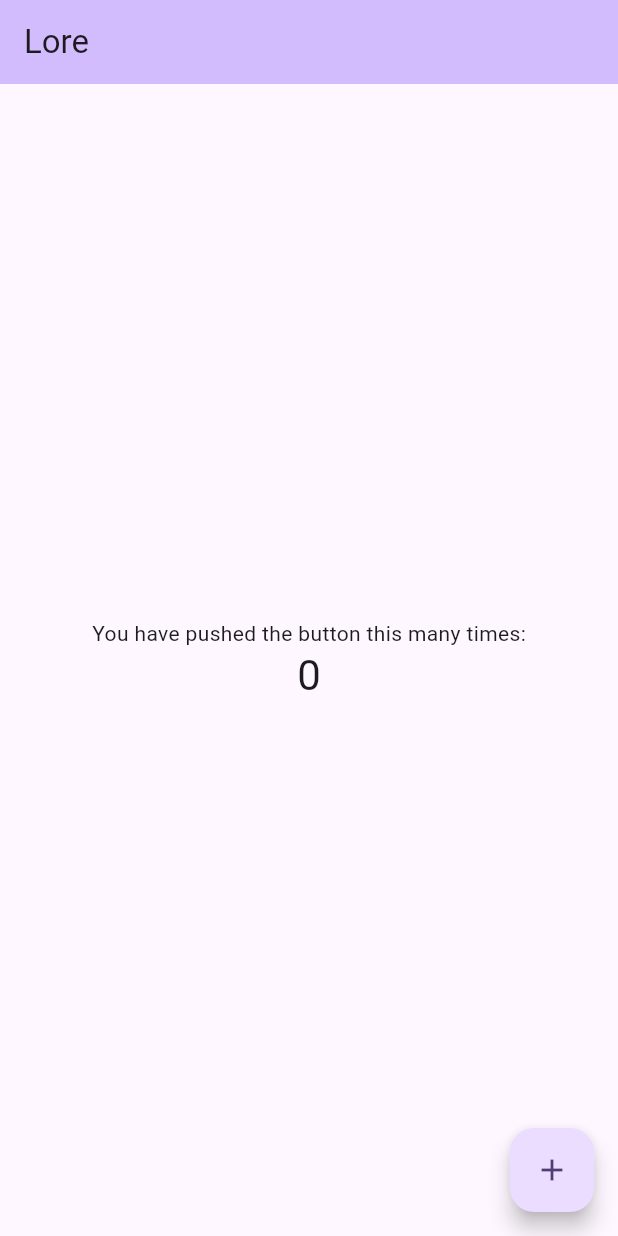
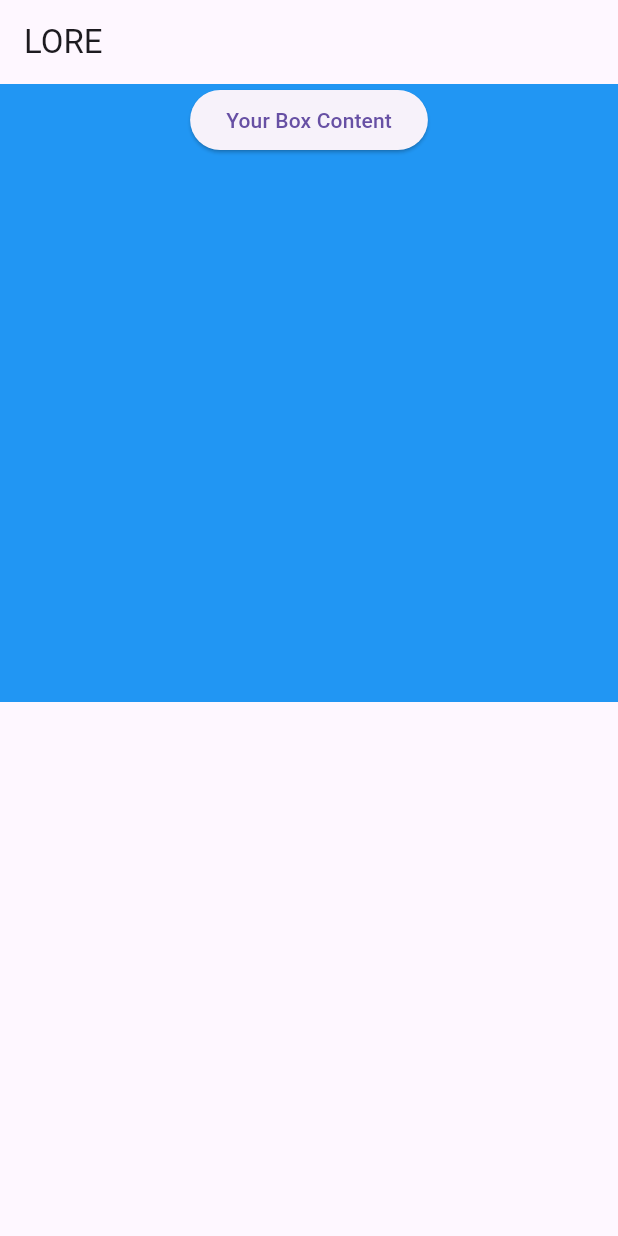
Before and after one commit to BlakeBarrett/Lore, a Flutter app: the screen it shows after launch, on a phone screen of 412 x 824 dp. Run offline on Flutter 3.47's test engine with Material 3 defaults, Android fonts, the phone set to English and light mode, and no system bars; our stand-ins replace flutter_svg.

Commit message:
Scaffold based UI.

```diff
--- a/lib/conversation_list.dart
+++ b/lib/conversation_list.dart
@@ -15,7 +15,7 @@ class ConversationViewModel {
 @immutable
 class ChatWidget extends StatefulWidget {
   final List<ConversationViewModel> values;
-  const ChatWidget({Key? key, required this.values}) : super(key: key);
+  const ChatWidget({super.key, required this.values});
   @override
   _ChatWidgetState createState() => _ChatWidgetState(conversations: values);
 }
--- a/lib/main.dart
+++ b/lib/main.dart
@@ -1,125 +1,114 @@
 import 'package:flutter/material.dart';
 
 void main() {
-  runApp(const LoreApp());
+  runApp(const MyApp());
 }
 
-class LoreApp extends StatelessWidget {
-  const LoreApp({super.key});
+class MyApp extends StatelessWidget {
+  const MyApp({super.key});
 
-  // This widget is the root of your application.
   @override
   Widget build(BuildContext context) {
-    return MaterialApp(
-      title: 'Lore',
-      theme: ThemeData(
-        // This is the theme of your application.
-        //
-        // TRY THIS: Try running your application with "flutter run". You'll see
-        // the application has a purple toolbar. Then, without quitting the app,
-        // try changing the seedColor in the colorScheme below to Colors.green
-        // and then invoke "hot reload" (save your changes or press the "hot
-        // reload" button in a Flutter-supported IDE, or press "r" if you used
-        // the command line to start the app).
-        //
-        // Notice that the counter didn't reset back to zero; the application
-        // state is not lost during the reload. To reset the state, use hot
-        // restart instead.
-        //
-        // This works for code too, not just values: Most code changes can be
-        // tested with just a hot reload.
-        colorScheme: ColorScheme.fromSeed(seedColor: Colors.deepPurple),
-        useMaterial3: true,
-      ),
-      home: const LoreHomePage(title: 'Lore'),
+    return const MaterialApp(
+      home: LoreHomePage(),
     );
   }
 }
 
-class LoreHomePage extends StatefulWidget {
-  const LoreHomePage({super.key, required this.title});
-
-  // This widget is the home page of your application. It is stateful, meaning
-  // that it has a State object (defined below) that contains fields that affect
-  // how it looks.
-
-  // This class is the configuration for the state. It holds the values (in this
-  // case the title) provided by the parent (in this case the App widget) and
-  // used by the build method of the State. Fields in a Widget subclass are
-  // always marked "final".
-
-  final String title;
+class LoreHomePage extends StatelessWidget {
+  const LoreHomePage({super.key});
 
   @override
-  State<LoreHomePage> createState() => _LoreHomePageState();
+  Widget build(BuildContext context) {
+    return Scaffold(
+      appBar: AppBar(
+        title: const Text('LORE'),
+      ),
+      body: const ArtifactViewWidget(),
+    );
+  }
 }
 
-class _LoreHomePageState extends State<LoreHomePage> {
-  int _counter = 0;
-
-  void _incrementCounter() {
-    setState(() {
-      // This call to setState tells the Flutter framework that something has
-      // changed in this State, which causes it to rerun the build method below
-      // so that the display can reflect the updated values. If we changed
-      // _counter without calling setState(), then the build method would not be
-      // called again, and so nothing would appear to happen.
-      _counter++;
-    });
-  }
+class ArtifactViewWidget extends StatelessWidget {
+  const ArtifactViewWidget({super.key});
 
   @override
-  Widget build(final BuildContext context) {
-    // This method is rerun every time setState is called, for instance as done
-    // by the _incrementCounter method above.
-    //
-    // The Flutter framework has been optimized to make rerunning build methods
-    // fast, so that you can just rebuild anything that needs updating rather
-    // than having to individually change instances of widgets.
-    return Scaffold(
-      appBar: AppBar(
-        // TRY THIS: Try changing the color here to a specific color (to
-        // Colors.amber, perhaps?) and trigger a hot reload to see the AppBar
-        // change color while the other colors stay the same.
-        backgroundColor: Theme.of(context).colorScheme.inversePrimary,
-        // Here we take the value from the MyHomePage object that was created by
-        // the App.build method, and use it to set our appbar title.
-        title: Text(widget.title),
-      ),
-      body: Center(
-        // Center is a layout widget. It takes a single child and positions it
-        // in the middle of the parent.
+  Widget build(BuildContext context) {
+    return AspectRatio(
+      aspectRatio: 1.0, // Makes the container square
+      child: Container(
+        color: Colors.blue,
         child: Column(
-          // Column is also a layout widget. It takes a list of children and
-          // arranges them vertically. By default, it sizes itself to fit its
-          // children horizontally, and tries to be as tall as its parent.
-          //
-          // Column has various properties to control how it sizes itself and
-          // how it positions its children. Here we use mainAxisAlignment to
-          // center the children vertically; the main axis here is the vertical
-          // axis because Columns are vertical (the cross axis would be
-          // horizontal).
-          //
-          // TRY THIS: Invoke "debug painting" (choose the "Toggle Debug Paint"
-          // action in the IDE, or press "p" in the console), to see the
-          // wireframe for each widget.
-          mainAxisAlignment: MainAxisAlignment.center,
-          children: <Widget>[
-            const Text(
-              'You have pushed the button this many times:',
-            ),
-            Text(
-              '$_counter',
-              style: Theme.of(context).textTheme.headlineMedium,
-            ),
+          children: [
+            ElevatedButton(
+                onPressed: () => Scaffold.of(context)
+                    .showBottomSheet((context) => const CommentBottomSheet()),
+                child: const Text('Your Box Content')),
           ],
         ),
       ),
-      floatingActionButton: FloatingActionButton(
-        onPressed: _incrementCounter,
-        tooltip: 'Increment',
-        child: const Icon(Icons.add),
-      ), // This trailing comma makes auto-formatting nicer for build methods.
     );
   }
 }
+
+class CommentBottomSheet extends StatefulWidget {
+  const CommentBottomSheet({super.key});
+
+  @override
+  _CommentBottomSheetState createState() => _CommentBottomSheetState();
+}
+
+class _CommentBottomSheetState extends State<CommentBottomSheet> {
+  @override
+  Widget build(BuildContext context) {
+    return AnimatedContainer(
+      duration: const Duration(milliseconds: 300),
+      height: 400,
+      child: const Expanded(
+        child: Column(
+          children: [
+            CommentArea(),
+            CommentInputArea(),
+          ],
+        ),
+      ),
+    );
+  }
+}
+
+class CommentArea extends StatelessWidget {
+  const CommentArea({super.key});
+
+  @override
+  Widget build(BuildContext context) {
+    return Expanded(
+      child: ListView.builder(
+        itemCount: 10,
+        itemBuilder: (context, index) {
+          return const ListTile(
+            leading: Icon(Icons.comment),
+            title: Text('Comment'),
+          );
+        },
+      ),
+    );
+  }
+}
+
+class CommentInputArea extends StatelessWidget {
+  const CommentInputArea({super.key});
+
+  @override
+  Widget build(BuildContext context) {
+    return Container(
+      padding: const EdgeInsets.all(16.0),
+      color: Colors.grey[200],
+      child: const TextField(
+        decoration: InputDecoration(
+          hintText: 'Write a comment...',
+          border: OutlineInputBorder(),
+        ),
+      ),
+    );
+  }
+}
```
